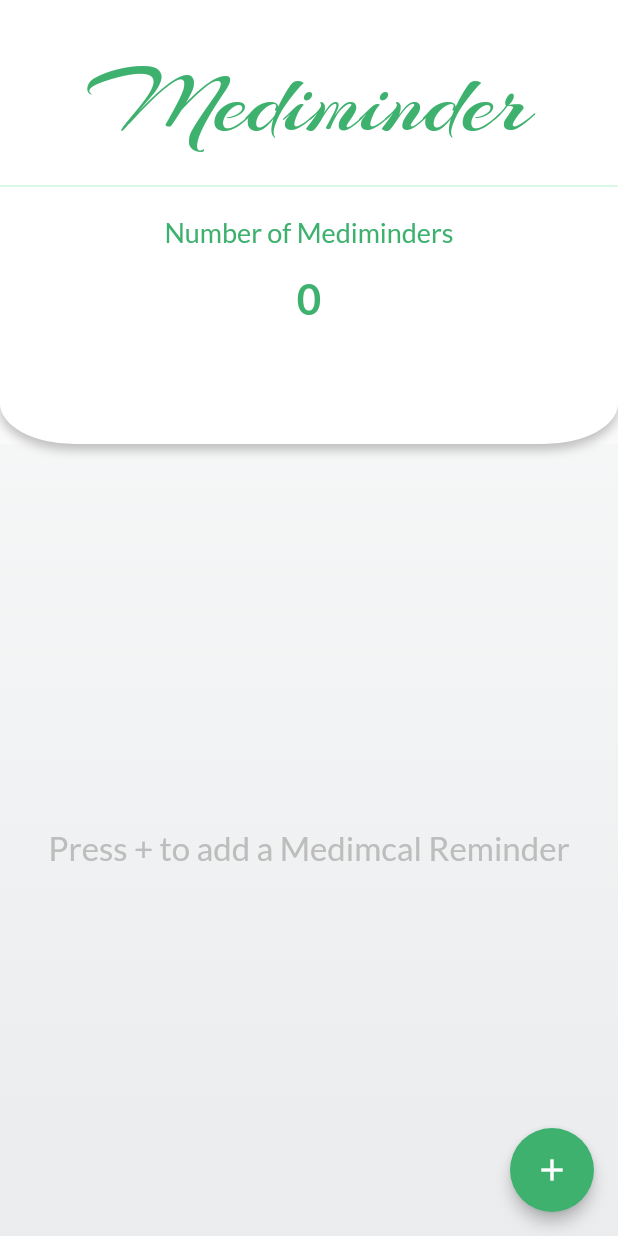
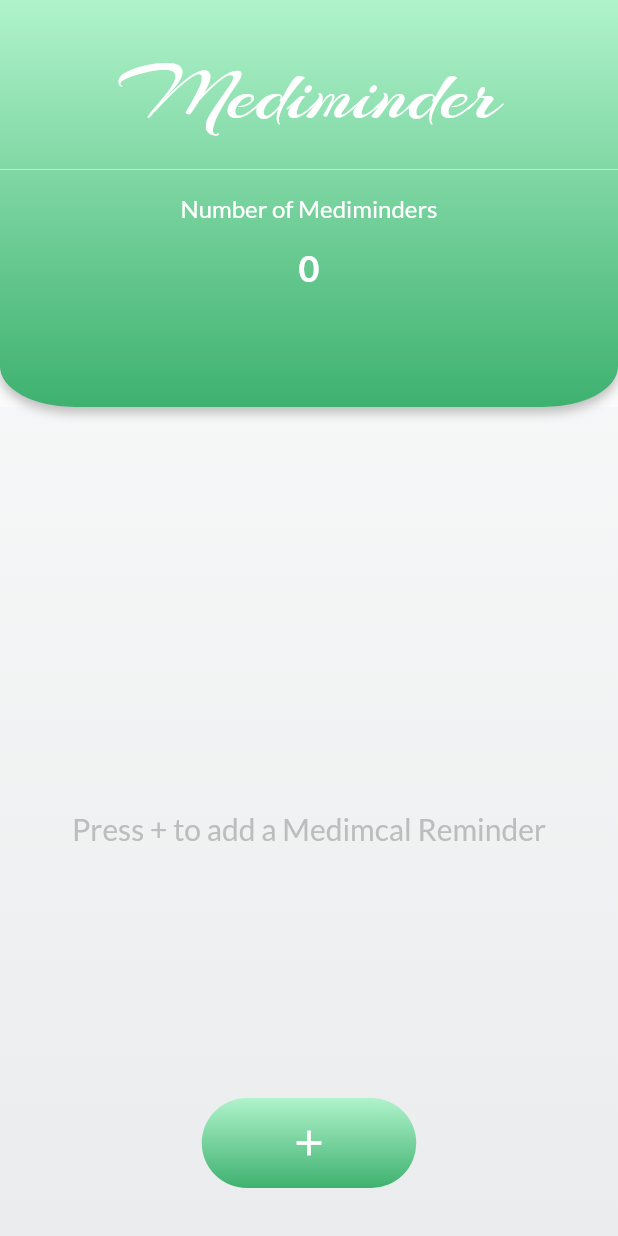
Before and after one commit to 19AK68/medical_reminder_app, a Flutter app: the screen it shows after launch, on a phone screen of 412 x 824 dp. Run offline on Flutter 3.47's test engine with Material 2 defaults, Android fonts, the phone set to English and light mode, and no system bars.

Commit message:
added new buttom ADD

```diff
--- a/lib/page/home_page.dart
+++ b/lib/page/home_page.dart
@@ -10,7 +10,9 @@ class HomePage extends StatelessWidget {
   @override
   Widget build(BuildContext context) {
     final model = Provider.of<HomeModel>(context);
-    return Scaffold(
+    return Container(
+      child: Container(
+        child: Scaffold(
           resizeToAvoidBottomInset: false,
           body: Stack(
             children: <Widget>[
@@ -22,19 +24,19 @@ class HomePage extends StatelessWidget {
                   crossAxisAlignment: CrossAxisAlignment.stretch,
                   children: <Widget>[
                     Flexible(
-                  flex: 4,
+                      flex: 5,
                       child: TopContainer(),
                     ),
                     SizedBox(
-                  height: 10,
+                      height: 10 * UI.scaleFactorH,
                     ),
                     Flexible(
-                  flex: 7,
+                      flex: 10,
                       child: Center(
                           child: Text(
                         model.mainTitle,
                         style: TextStyle(
-                      fontSize: 22,
+                          fontSize: 20 * UI.scaleFactorH,
                           color: Colors.grey[400],
                         ),
                       )),
@@ -44,12 +46,27 @@ class HomePage extends StatelessWidget {
               ),
             ],
           ),
-      floatingActionButton: FloatingActionButton(
-        elevation: 4,
-        backgroundColor: Color(0xFF3EB16F),
+          floatingActionButtonLocation:
+              FloatingActionButtonLocation.centerFloat,
+          floatingActionButton: Container(
+            height: 92 * UI.scaleFactorH,
+            width: 175 * UI.scaleFactorH,
+            child: Column(
+              children: <Widget>[
+                GradientButton(
                     child: Icon(
                       Icons.add,
+                      color: Colors.white,
+                      size: 28 * UI.scaleFactorH,
                     ),
+
+//                    child: Text(
+//                      "ADD",
+//                      style: TextStyle(
+//                          color: Colors.white, fontWeight: FontWeight.w800),
+//                    ),
+                    gradient:
+                        CustomGradient(Color(0xFFB0F3CB), Color(0xFF3EB16F)),
                     onPressed: () {
                       Navigator.push(
                         context,
@@ -57,7 +74,27 @@ class HomePage extends StatelessWidget {
                           builder: (context) => NewEntryPage(),
                         ),
                       );
-        },
+                    }),
+              ],
+            ),
+          ),
+
+//      FloatingActionButton(
+//        elevation: 4,
+//        backgroundColor: Color(0xFF3EB16F), //Color(0xFF3EB16F),
+//        child: Icon(
+//          Icons.add,
+//        ),
+//        onPressed: () {
+//          Navigator.push(
+//            context,
+//            MaterialPageRoute(
+//              builder: (context) => NewEntryPage(),
+//            ),
+//          );
+//        },
+//      ),
+        ),
       ),
     );
   }
@@ -71,6 +108,8 @@ class TopContainer extends StatelessWidget {
         child: //SafeArea(
             Container(
       decoration: BoxDecoration(
+        gradient: CustomGradient(Color(0xFFB0F3CB), Color(0xFF3EB16F)),
+        //Color(0xFF8aedb4)
         borderRadius: BorderRadius.only(
           bottomLeft: Radius.elliptical(50, 27),
           bottomRight: Radius.elliptical(50, 27),
@@ -83,7 +122,7 @@ class TopContainer extends StatelessWidget {
             offset: Offset(0, 3.5),
           )
         ],
-        color: Colors.white, //Color(0xFF3EB16F),
+        //  color: Colors.white, //Color(0xFF3EB16F),
       ),
       // width: double.infinity,
       child: Column(
@@ -93,14 +132,15 @@ class TopContainer extends StatelessWidget {
               vertical: 8,
             ),
             child: Container(
-              padding: EdgeInsets.only(top: 20),
+              padding: EdgeInsets.only(top: 20 * UI.scaleFactorH),
               child: Text(
                 "Mediminder",
                 style: TextStyle(
                   fontFamily: 'Arizonia',
                   //'Italianno',//'Arizonia',//'PermanentMarker',
-                  fontSize: 64,
-                  color: Color(0xFF3EB16F), //Colors.white,
+                  fontSize: 55 * UI.scaleFactorH,
+                  color: Colors.white,
+                  //color: Color(0xFF3EB16F), //Colors.white,
                 ),
               ),
             ),
@@ -109,28 +149,32 @@ class TopContainer extends StatelessWidget {
             color: Color(0xFFB0F3CB),
           ),
           Padding(
-            padding: EdgeInsets.only(top: 12.0),
+            padding: EdgeInsets.only(
+                top: 8 * UI.scaleFactorH, bottom: 8 * UI.scaleFactorH),
             child: Center(
               child: Text(
                 "Number of Mediminders",
                 style: TextStyle(
                   fontFamily: "Lato",
-                  fontSize: 18,
-                  color: Color(0xFF3EB16F), // color: Color(0xFF3EB16F)
+                  fontSize: 16 * UI.scaleFactorH,
+                  color: Colors
+                      .white, //color: Color(0xFF3EB16F), // color: Color(0xFF3EB16F)
                 ),
               ),
             ),
           ),
           Container(
-            padding: EdgeInsets.only(top: 16.0, bottom: 5),
+            padding: EdgeInsets.only(
+                top: 8 * UI.scaleFactorH, bottom: 8 * UI.scaleFactorH),
             child: Center(
               child: Text(
                 model.numberMed,
                 style: TextStyle(
                   fontFamily: "Lato",
-                    fontSize: 28,
+                  fontSize: 24 * UI.scaleFactorH,
                   fontWeight: FontWeight.bold,
-                    color: Color(0xFF3EB16F)
+                  //color: Color(0xFF3EB16F)
+                  color: Colors.white,
                   //  color: Colors.white,
                 ),
               ),
--- a/lib/util/ui_helper.dart
+++ b/lib/util/ui_helper.dart
@@ -1,5 +1,6 @@
 import 'package:flutter/cupertino.dart';
 import 'package:flutter/material.dart';
+import 'dart:math';
 
 
 class CustomGradient extends LinearGradient {
@@ -27,3 +28,130 @@ class ScreenDecoration extends BoxDecoration {
     ),
   );
 }
+
+
+class GradientButton extends StatelessWidget {
+  final Widget child;
+  final Widget iconWidget;
+  final Function() onPressed;
+  final LinearGradient gradient;
+
+  GradientButton({
+    @required this.child,
+    @required this.onPressed,
+    this.gradient,
+    this.iconWidget,
+  });
+
+  @override
+  Widget build(BuildContext context) {
+    return Container(
+      margin: EdgeInsets.all(UI.marginStandard),
+      decoration: BoxDecoration(
+        gradient: gradient ?? CustomGradient(),
+        borderRadius: BorderRadius.circular(UI.buttonRadius),
+      ),
+      child: Material(
+        color: Colors.transparent,
+        child: InkWell(
+          highlightColor: Colors.black26,
+          splashColor: Colors.black12,
+          borderRadius: BorderRadius.circular(UI.buttonRadius),
+          onTap: onPressed,
+          child: Row(
+            mainAxisAlignment: MainAxisAlignment.spaceBetween,
+            children: <Widget>[
+              Container(
+                padding: EdgeInsets.only(left: UI.marginStandard),
+                child: iconWidget ?? Container(),
+              ),
+
+              /// Centered Button Title with padding
+              Center(
+                child: Container(
+                  padding: EdgeInsets.symmetric(vertical: UI.marginStandard),
+                  child: child,
+                ),
+              ),
+
+              /// Opacity to center the Title when the IconWidget is supplied
+              Opacity(
+                opacity: 0,
+                child: Container(
+                  padding: EdgeInsets.only(right: UI.marginStandard),
+                  child: iconWidget ?? Container(),
+                ),
+              )
+            ],
+          ),
+        ),
+      ),
+    );
+  }
+}
+
+class UI {
+  // Standard display is Nexus 5 with resolution 1080x1920, where before
+  // development of adaptive design all screens looks fine.
+  // For this device:
+  // MediaQuery.of(context).size = (360.0; 592)
+  // MediaQuery.of(context).devicePixelRatio = 3
+  static const double STANDARD_DISPLAY_WIDTH = 360.0;
+  static const double STANDARD_DISPLAY_HEIGHT = 592.0;
+
+  static const double MAX_SCALE_FACTOR = 1.5;
+
+  static const int PAGE_TRANSITION_DURATION = 500;
+
+  static double _scaleFactorW = 1.0;
+  static double _scaleFactorH = 1.0;
+
+  static double marginStandard = _scaleFactorW * 16.0;
+  static double marginStandardHalf = _scaleFactorW * 8.0;
+  static double marginStandardDouble = _scaleFactorW * 32.0;
+
+  static const double defaultButtonTextSize = 16;
+  static const double buttonRadius = 80;
+
+  static double playWidgetHeight = _scaleFactorH * 32;
+
+
+  static double get scaleFactorW => _scaleFactorW;
+
+  static double get scaleFactorH => _scaleFactorH;
+
+  static double get textScaleFactor => min(_scaleFactorH, _scaleFactorW);
+
+
+
+  static bool _adaptiveDesignDone = false;
+
+  static void setAdaptiveDesign(BuildContext context) {
+    if (!_adaptiveDesignDone) {
+      double newScaleFactorW = min(
+          MediaQuery.of(context).size.width / STANDARD_DISPLAY_WIDTH,
+          MAX_SCALE_FACTOR) *
+          0.9;
+
+      double newScaleFactorH = min(
+          MediaQuery.of(context).size.height / STANDARD_DISPLAY_HEIGHT,
+          MAX_SCALE_FACTOR);
+
+      if (_scaleFactorW == newScaleFactorW &&
+          _scaleFactorH == newScaleFactorH) {
+        return;
+      }
+
+      _scaleFactorW = newScaleFactorW;
+      _scaleFactorH = newScaleFactorH;
+
+      print(
+          'Set Adaptive Design. Scale Factors (w=$scaleFactorW; h=$scaleFactorH)');
+
+      marginStandard = _scaleFactorW * 16.0;
+      marginStandardHalf = _scaleFactorW * 8.0;
+      marginStandardDouble = _scaleFactorW * 32.0;
+      playWidgetHeight = _scaleFactorH * 32;
+    }
+  }
+}
```
Lines whose indentation alone changed are shown as unchanged.
